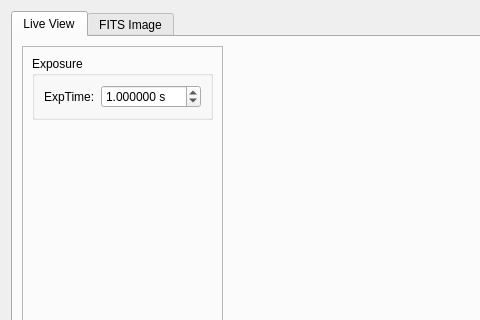
First picture: the form in pyobs_gui/qt/widgetvideo.ui, repository pyobs/pyobs-gui, before the edit; both pictures show x 0 to 480 and y 0 to 320 of the 618 by 610 pixel window.
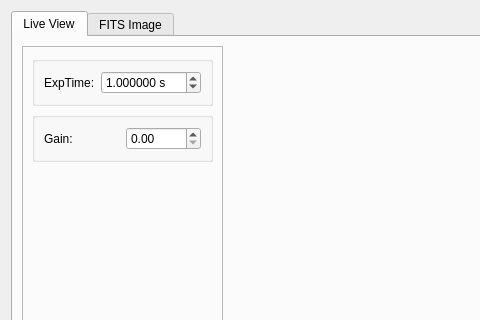
Second picture: the form after the edit.

Commit message: added gain to video widget

Patch:
```diff
--- a/pyobs_gui/qt/widgetvideo.ui
+++ b/pyobs_gui/qt/widgetvideo.ui
@@ -36,7 +36,7 @@
           <item>
            <widget class="QGroupBox" name="groupExposure">
             <property name="title">
-             <string>Exposure</string>
+             <string/>
             </property>
             <layout class="QFormLayout" name="formLayout">
              <item row="0" column="1">
@@ -65,6 +65,25 @@
             </layout>
            </widget>
           </item>
+          <item>
+           <widget class="QGroupBox" name="groupGain">
+            <property name="title">
+             <string/>
+            </property>
+            <layout class="QGridLayout" name="gridLayout">
+             <item row="0" column="0">
+              <widget class="QLabel" name="label_11">
+               <property name="text">
+                <string>Gain:</string>
+               </property>
+              </widget>
+             </item>
+             <item row="0" column="1">
+              <widget class="QDoubleSpinBox" name="spinGain"/>
+             </item>
+            </layout>
+           </widget>
+          </item>
           <item>
            <spacer name="verticalSpacer">
             <property name="orientation">
```
The commit also changes 2 other files.
